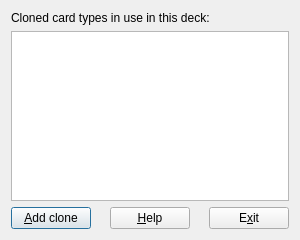
vasvlad/pomni, file mnemosyne/mnemosyne/pyqt_ui/cloned_card_types_list_dlg.ui: the form before one commit.
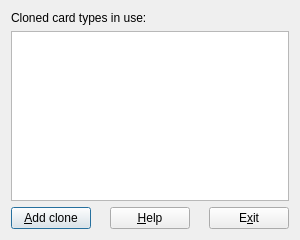
The form after the commit.

Commit message: Get rid of 'Deck' concept.

Diff of the .ui file:
```diff
--- a/mnemosyne/mnemosyne/pyqt_ui/cloned_card_types_list_dlg.ui
+++ b/mnemosyne/mnemosyne/pyqt_ui/cloned_card_types_list_dlg.ui
@@ -24,7 +24,7 @@
      <item>
       <widget class="QLabel" name="label_2" >
        <property name="text" >
-        <string>Cloned card types in use in this deck:</string>
+        <string>Cloned card types in use:</string>
        </property>
       </widget>
      </item>
```
The commit also changes 10 other files.
